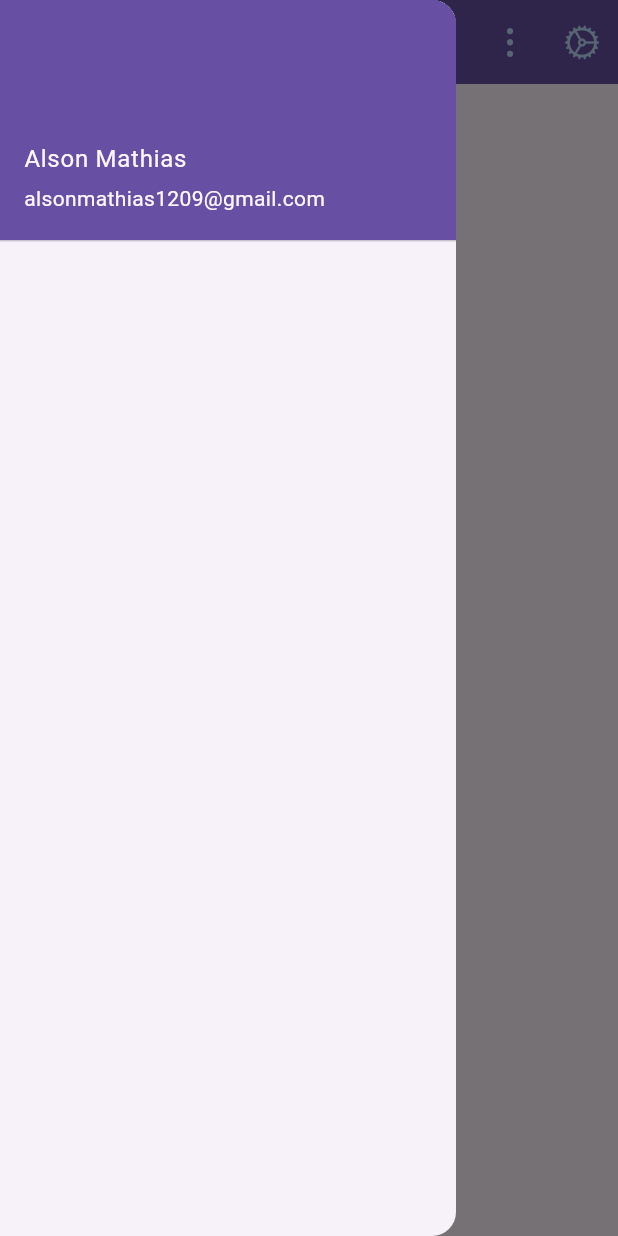
After one commit to alsonmathias/application, a Flutter app: the HomePage screen opened directly, with the side drawer open, on a phone screen of 412 x 824 dp. The commit adds this screen. Run offline on Flutter 3.47's test engine with Material 3 defaults, Android fonts, the phone set to English and light mode, and no system bars.

Commit message:
Update as on 18/10

```diff
--- /dev/null
+++ b/lib/HomePage/appNavBar/appbar.dart
@@ -0,0 +1,51 @@
+import 'package:flutter/material.dart';
+import 'package:flutter/cupertino.dart';
+class CustomAppBar extends StatelessWidget implements PreferredSizeWidget{
+const CustomAppBar({ super.key });
+
+  @override
+  Widget build(BuildContext context){
+    return AppBar(
+      iconTheme: IconThemeData(
+        color: Theme.of(context).primaryColorLight,
+      ),
+      backgroundColor: Theme.of(context).primaryColor,
+      actions: [
+        IconButton(
+          onPressed: () {},
+           icon: Icon(
+            CupertinoIcons.bell,
+            color: Theme.of(context).primaryColorLight,
+            ),
+           ),
+           IconButton(
+            onPressed: () {},
+             icon:  Icon(
+              CupertinoIcons.ellipsis_vertical,
+              color: Theme.of(context).primaryColorLight,
+             ),
+             ),
+             IconButton(
+              onPressed: () {
+
+              },
+               icon: Icon(
+                CupertinoIcons.settings,
+                color: Theme.of(context).primaryColorLight,
+               )
+            ),
+      ],
+      title: Text(
+        'Aarc',
+        style: TextStyle(
+          color: Theme.of(context).primaryColorLight,
+          fontWeight: FontWeight.bold,
+          fontSize: 21.0,
+        ),
+      ),
+    );
+  }
+  @override
+  Size get preferredSize => const Size.fromHeight(kToolbarHeight);
+
+}
--- /dev/null
+++ b/lib/HomePage/appNavBar/navdrawer.dart
@@ -0,0 +1,26 @@
+import 'package:flutter/material.dart';
+
+class Navdrawer extends StatefulWidget {
+  const Navdrawer({ Key? key }) : super(key: key);
+
+  @override
+  _NavdrawerState createState() => _NavdrawerState();
+}
+
+class _NavdrawerState extends State<Navdrawer> {
+  @override
+  Widget build(BuildContext context) {
+    return Drawer(
+      child: ListView(
+        padding: EdgeInsets.zero,
+        children: const [
+          UserAccountsDrawerHeader(
+            accountName: Text('Alson Mathias'),
+          accountEmail: Text('alsonmathias1209@gmail.com'),
+
+          )
+        ],
+      ),
+    );
+  }
+}
--- a/lib/HomePage/home_page.dart
+++ b/lib/HomePage/home_page.dart
@@ -1,3 +1,5 @@
+import 'package:appli/HomePage/appNavBar/appbar.dart';
+import 'package:appli/HomePage/appNavBar/navdrawer.dart';
 import 'package:flutter/material.dart';
 
 class HomePage extends StatefulWidget {
@@ -10,8 +12,9 @@ class HomePage extends StatefulWidget {
 class _HomePageState extends State<HomePage> {
   @override
   Widget build(BuildContext context) {
-    return Scaffold(
-
+    return const Scaffold(
+      drawer: Navdrawer(),
+      appBar: CustomAppBar(),
 
     );
   }
--- a/lib/authenticationPages/forgetPasswordPage.dart
+++ b/lib/authenticationPages/forgetPasswordPage.dart
@@ -34,7 +34,7 @@ const ForgetPasswordPage({ Key? key }) : super(key: key);
                   TextFormField(
                     decoration: const InputDecoration(
                       border:  UnderlineInputBorder(),
-                    labelText: 'Enter your email',
+                    labelText: 'Enter your Email',
                     labelStyle: TextStyle(
                       color: Colors.black,
                       fontWeight: FontWeight.bold,
@@ -72,7 +72,7 @@ const ForgetPasswordPage({ Key? key }) : super(key: key);
               mainAxisAlignment: MainAxisAlignment.center,
               children: [
                 const Text(
-                  "Remembered your password? ",
+                  "Remember your Password? ",
                   style: TextStyle(
                     fontWeight: FontWeight.bold,
                   ),
--- a/lib/authenticationPages/mainLoginPage.dart
+++ b/lib/authenticationPages/mainLoginPage.dart
@@ -107,7 +107,7 @@ class _MainLoginPageState extends State<MainLoginPage> {
                     onPressed: () {
                       Navigator.push(
                         context,
-                        MaterialPageRoute(builder: (context) => const ForgetPasswordPage()),
+                        MaterialPageRoute(builder: (context) => const HomePage()),
                       );
                       },
 
--- a/pubspec.yaml
+++ b/pubspec.yaml
@@ -30,7 +30,6 @@ environment:
 dependencies:
   flutter:
     sdk: flutter
-
 
   # The following adds the Cupertino Icons font to your application.
   # Use with the CupertinoIcons class for iOS style icons.
```
